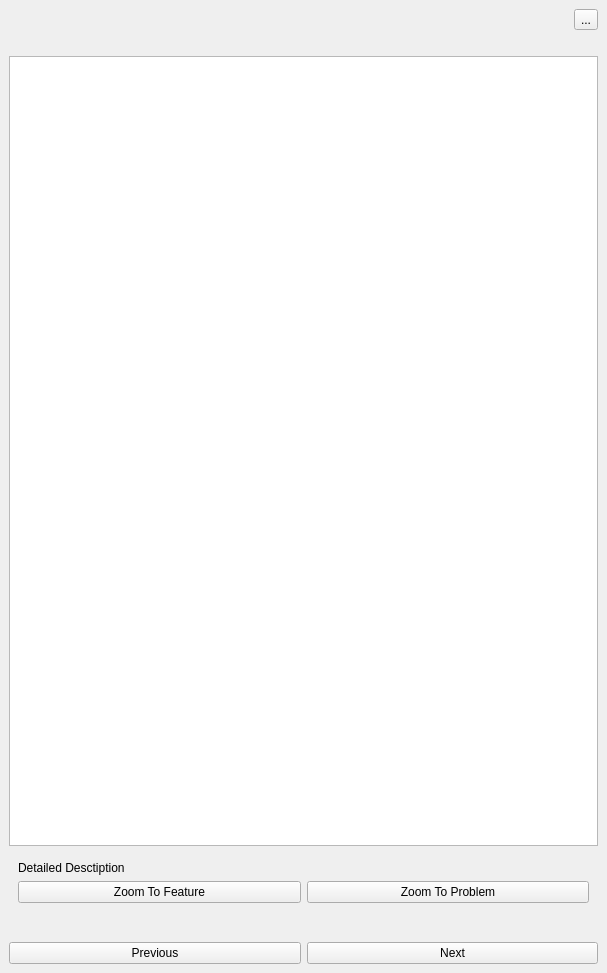
The window that src/ui/qgsgeometryvalidationdockbase.ui (carsmie/QGIS) describes before a commit, drawn with Qt 5.
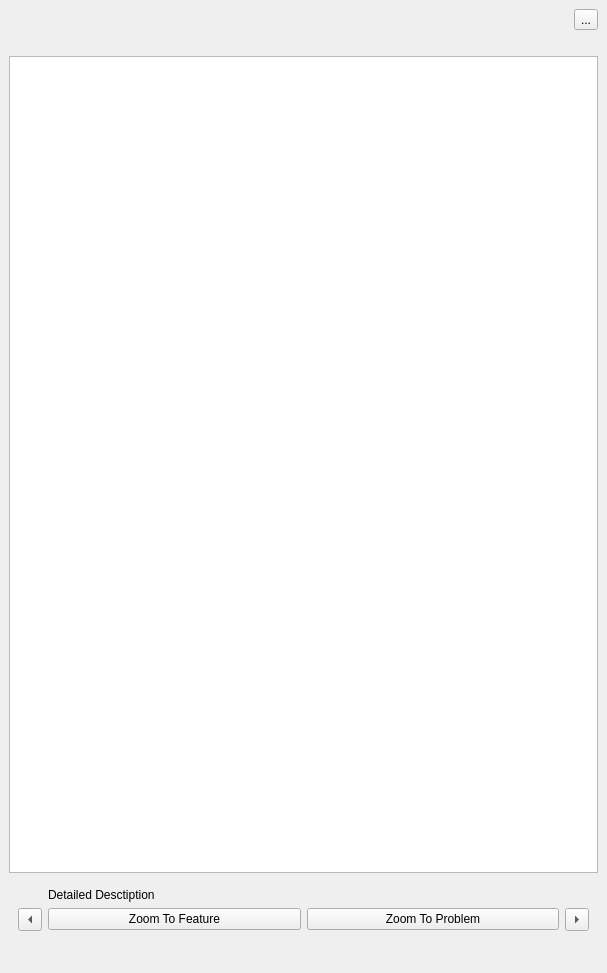
The same window after the commit. Icons and pictures are not drawn. Custom widgets are drawn as their Qt base class.

Commit message: nice UX in validation docker

Diff of the .ui file:
```diff
--- a/src/ui/qgsgeometryvalidationdockbase.ui
+++ b/src/ui/qgsgeometryvalidationdockbase.ui
@@ -15,41 +15,58 @@
   </property>
   <widget class="QWidget" name="dockWidgetContents">
    <layout class="QGridLayout" name="gridLayout_2">
-    <item row="2" column="0" colspan="3">
-     <widget class="QListView" name="mErrorListView"/>
-    </item>
-    <item row="1" column="0">
-     <widget class="QLabel" name="mValidationRunningLabel">
-      <property name="text">
-       <string/>
-      </property>
-     </widget>
-    </item>
-    <item row="3" column="0" colspan="3">
+    <item row="3" column="0" colspan="2">
      <widget class="QWidget" name="mProblemDetailWidget" native="true">
       <layout class="QGridLayout" name="gridLayout">
+       <item row="1" column="2">
+        <widget class="QPushButton" name="mZoomToProblemButton">
+         <property name="text">
+          <string>Zoom To Problem</string>
+         </property>
+         <property name="icon">
+          <iconset resource="../../images/images.qrc">
+           <normaloff>:/images/themes/default/mActionZoomToLayer.svg</normaloff>:/images/themes/default/mActionZoomToLayer.svg</iconset>
+         </property>
+        </widget>
+       </item>
        <item row="1" column="0">
+        <widget class="QToolButton" name="mPreviousButton">
+         <property name="text">
+          <string>Previous</string>
+         </property>
+         <property name="arrowType">
+          <enum>Qt::LeftArrow</enum>
+         </property>
+        </widget>
+       </item>
+       <item row="1" column="1">
         <widget class="QPushButton" name="mZoomToFeatureButton">
          <property name="text">
           <string>Zoom To Feature</string>
          </property>
         </widget>
        </item>
-       <item row="1" column="1">
-        <widget class="QPushButton" name="mZoomToProblemButton">
+       <item row="1" column="3">
+        <widget class="QToolButton" name="mNextButton">
          <property name="text">
-          <string>Zoom To Problem</string>
+          <string>Next</string>
+         </property>
+         <property name="arrowType">
+          <enum>Qt::RightArrow</enum>
          </property>
         </widget>
        </item>
-       <item row="0" column="0" colspan="2">
+       <item row="0" column="1" colspan="2">
         <widget class="QLabel" name="mProblemDescriptionLabel">
          <property name="text">
           <string>Detailed Desctiption</string>
          </property>
+         <property name="wordWrap">
+          <bool>true</bool>
+         </property>
         </widget>
        </item>
-       <item row="3" column="0" colspan="2">
+       <item row="3" column="1" colspan="2">
         <widget class="QWidget" name="mResolutionWidget" native="true">
          <layout class="QVBoxLayout" name="verticalLayout"/>
         </widget>
@@ -57,7 +74,17 @@
       </layout>
      </widget>
     </item>
-    <item row="0" column="2">
+    <item row="2" column="0" colspan="2">
+     <widget class="QListView" name="mErrorListView"/>
+    </item>
+    <item row="1" column="0">
+     <widget class="QLabel" name="mValidationRunningLabel">
+      <property name="text">
+       <string/>
+      </property>
+     </widget>
+    </item>
+    <item row="0" column="1">
      <widget class="QToolButton" name="mTopologyChecksPendingButton">
       <property name="text">
        <string>...</string>
@@ -68,24 +95,6 @@
       </property>
      </widget>
     </item>
-    <item row="4" column="0" colspan="3">
-     <layout class="QHBoxLayout" name="horizontalLayout_2">
-      <item>
-       <widget class="QPushButton" name="mPreviousButton">
-        <property name="text">
-         <string>Previous</string>
-        </property>
-       </widget>
-      </item>
-      <item>
-       <widget class="QPushButton" name="mNextButton">
-        <property name="text">
-         <string>Next</string>
-        </property>
-       </widget>
-      </item>
-     </layout>
-    </item>
    </layout>
   </widget>
  </widget>
```
Left out of the diff: 34 changed lines with no effect on the pictures. The commit also changes 1 other file.
